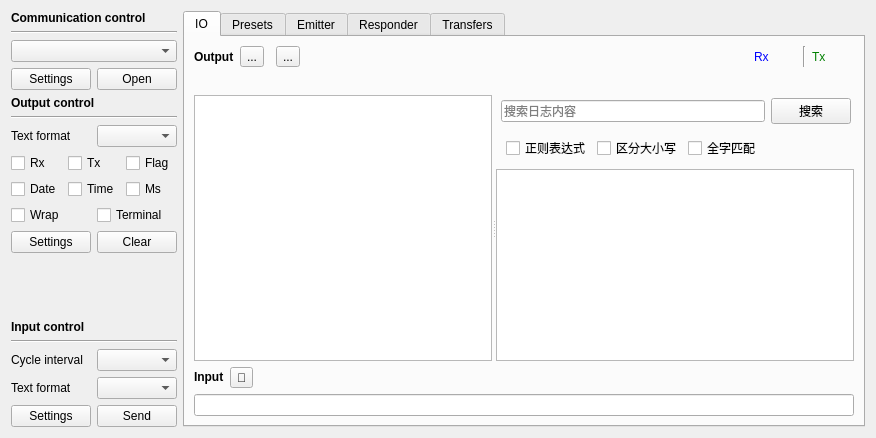
Before: the Qt Designer form src/page/page.ui in x-tools-author/x-tools, drawn with Qt 5.
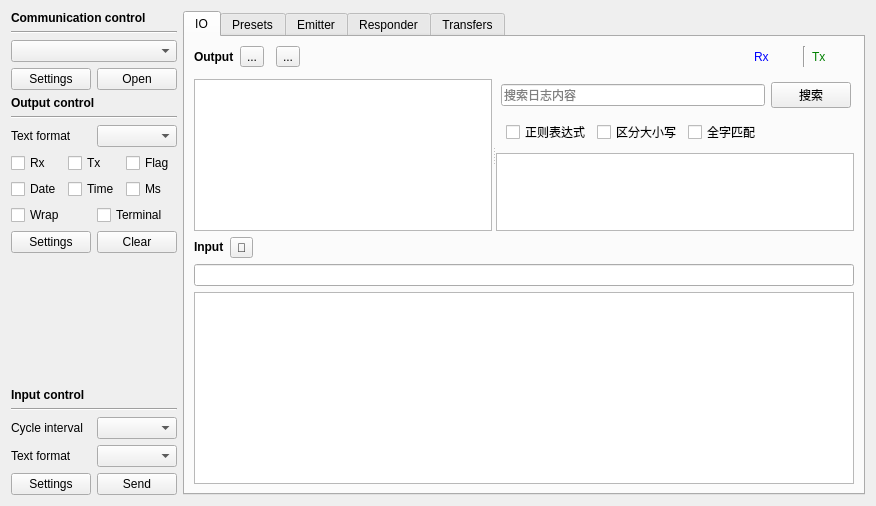
After: the same form once the commit is applied. Custom widgets are drawn as their Qt base class.

Commit message: feat: ability input multi-lines(close #47)

What changed in the file:
```diff
--- a/src/page/page.ui
+++ b/src/page/page.ui
@@ -601,6 +601,16 @@
            </property>
           </widget>
          </item>
+         <item>
+          <widget class="QPlainTextEdit" name="plainTextEditInput">
+           <property name="sizePolicy">
+            <sizepolicy hsizetype="Expanding" vsizetype="Minimum">
+             <horstretch>0</horstretch>
+             <verstretch>0</verstretch>
+            </sizepolicy>
+           </property>
+          </widget>
+         </item>
         </layout>
        </item>
       </layout>
```
The commit also changes 1 other file.
